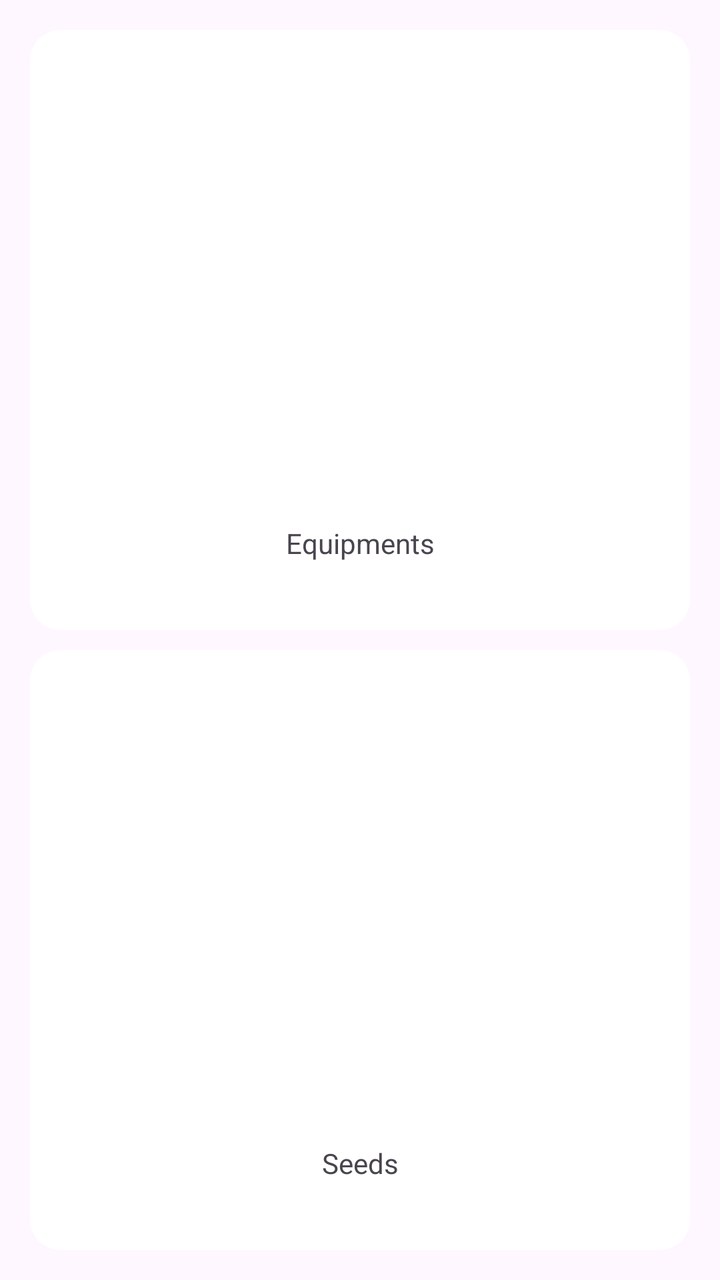
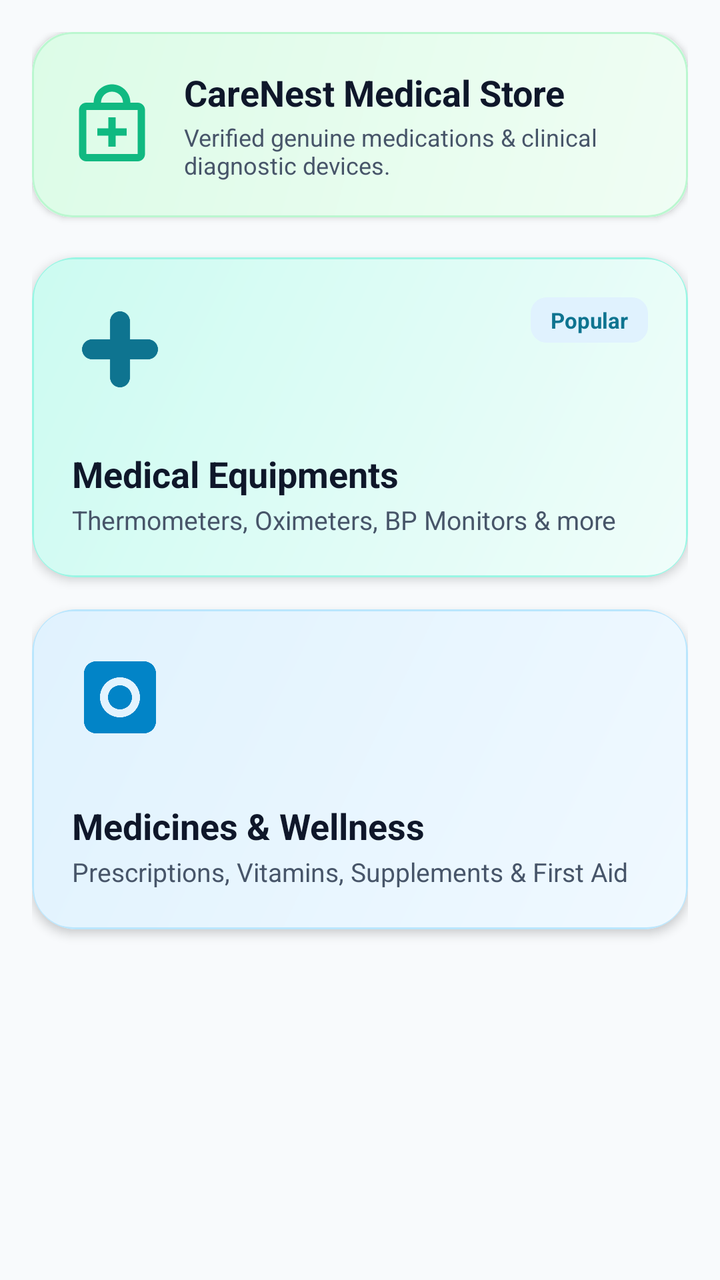

Compare the two renders of this Android layout. The source of the first and the diff that turns it into the second are given below.
<!-- AndroidManifest.xml: application theme Theme.CARENEST -->
<!-- res/layout/fragment_medican__shop.xml -->
<?xml version="1.0" encoding="utf-8"?>
<layout xmlns:app="http://schemas.android.com/apk/res-auto">
<FrameLayout xmlns:android="http://schemas.android.com/apk/res/android"
    xmlns:tools="http://schemas.android.com/tools"
    android:layout_width="match_parent"
    android:layout_height="match_parent"
    tools:context=".Medican_Market.Medican_Shop">

    <GridLayout
        android:layout_width="match_parent"
        android:layout_height="match_parent"
        android:layout_margin="10dp"
        android:columnCount="1"
        android:rowCount="3"
        app:layout_constraintBottom_toBottomOf="parent"
        app:layout_constraintEnd_toEndOf="parent"
        app:layout_constraintStart_toStartOf="parent"
        app:layout_constraintTop_toTopOf="parent">

        <androidx.cardview.widget.CardView
            android:layout_width="0dp"
            android:layout_height="0dp"
            android:layout_rowWeight="1"
            android:layout_columnWeight="1"
            android:layout_margin="5dp"
            app:cardCornerRadius="15dp"
            app:cardElevation="0dp">

            <RelativeLayout
                android:layout_width="match_parent"
                android:layout_height="match_parent"
                android:id="@+id/EquipmentMarket">

                <ImageView
                    android:layout_width="300dp"
                    android:layout_height="200dp"
                    android:layout_centerHorizontal="true"
                    android:layout_marginTop="20dp"
                    android:id="@+id/hi"
                     />

                <TextView
                    android:layout_width="match_parent"
                    android:layout_height="wrap_content"
                    android:layout_alignParentBottom="true"
                    android:layout_marginBottom="14dp"
                    android:text="Equipments"

                    android:paddingBottom="20dp"
                    android:textAlignment="center" />
            </RelativeLayout>
        </androidx.cardview.widget.CardView>
        <androidx.cardview.widget.CardView
            android:layout_width="0dp"
            android:layout_height="0dp"
            android:layout_rowWeight="1"
            android:layout_columnWeight="1"
            android:layout_margin="5dp"
            app:cardCornerRadius="15dp"
            app:cardElevation="0dp">

            <RelativeLayout
                android:layout_width="match_parent"
                android:layout_height="match_parent"
                android:id="@+id/Seeds_Farmer">

                <ImageView
                    android:layout_width="300dp"
                    android:layout_height="200dp"
                    android:layout_centerHorizontal="true"
                    android:layout_marginTop="20dp" />

                <TextView
                    android:layout_width="match_parent"
                    android:layout_height="wrap_content"
                    android:layout_alignParentBottom="true"
                    android:layout_marginBottom="14dp"
                    android:text="Seeds"

                    android:paddingBottom="20dp"
                    android:textAlignment="center" />
            </RelativeLayout>
        </androidx.cardview.widget.CardView>
    </GridLayout>

</FrameLayout>
</layout>
<!-- resources referenced by this layout -->
<resources>
  <style name="Base.Theme.CARENEST" parent="Theme.Material3.DayNight.NoActionBar">
          
          
      </style>
  <!-- unchanged entries left out for length: 1 -->
</resources>

<!-- the commit's change to res/layout/fragment_medican__shop.xml (unified diff, before → after) -->
@@ -1,87 +1,181 @@
 <?xml version="1.0" encoding="utf-8"?>
-<layout xmlns:app="http://schemas.android.com/apk/res-auto">
-<FrameLayout xmlns:android="http://schemas.android.com/apk/res/android"
-    xmlns:tools="http://schemas.android.com/tools"
-    android:layout_width="match_parent"
-    android:layout_height="match_parent"
-    tools:context=".Medican_Market.Medican_Shop">
+<layout xmlns:android="http://schemas.android.com/apk/res/android"
+    xmlns:app="http://schemas.android.com/apk/res-auto"
+    xmlns:tools="http://schemas.android.com/tools">
 
-    <GridLayout
+    <FrameLayout
         android:layout_width="match_parent"
         android:layout_height="match_parent"
-        android:layout_margin="10dp"
-        android:columnCount="1"
-        android:rowCount="3"
-        app:layout_constraintBottom_toBottomOf="parent"
-        app:layout_constraintEnd_toEndOf="parent"
-        app:layout_constraintStart_toStartOf="parent"
-        app:layout_constraintTop_toTopOf="parent">
+        android:background="@color/background"
+        tools:context=".Medican_Market.Medican_Shop">
 
-        <androidx.cardview.widget.CardView
-            android:layout_width="0dp"
-            android:layout_height="0dp"
-            android:layout_rowWeight="1"
-            android:layout_columnWeight="1"
-            android:layout_margin="5dp"
-            app:cardCornerRadius="15dp"
-            app:cardElevation="0dp">
+        <ScrollView
+            android:layout_width="match_parent"
+            android:layout_height="match_parent"
+            android:fillViewport="true"
+            android:padding="16dp">
 
-            <RelativeLayout
+            <LinearLayout
                 android:layout_width="match_parent"
-                android:layout_height="match_parent"
-                android:id="@+id/EquipmentMarket">
+                android:layout_height="wrap_content"
+                android:orientation="vertical">
 
-                <ImageView
-                    android:layout_width="300dp"
-                    android:layout_height="200dp"
-                    android:layout_centerHorizontal="true"
-                    android:layout_marginTop="20dp"
-                    android:id="@+id/hi"
-                     />
-
-                <TextView
+                
+                <androidx.cardview.widget.CardView
                     android:layout_width="match_parent"
                     android:layout_height="wrap_content"
-                    android:layout_alignParentBottom="true"
-                    android:layout_marginBottom="14dp"
-                    android:text="Equipments"
+                    android:layout_marginBottom="20dp"
+                    app:cardCornerRadius="20dp"
+                    app:cardElevation="2dp"
+                    app:cardBackgroundColor="@color/surface">
 
-                    android:paddingBottom="20dp"
-                    android:textAlignment="center" />
-            </RelativeLayout>
-        </androidx.cardview.widget.CardView>
-        <androidx.cardview.widget.CardView
-            android:layout_width="0dp"
-            android:layout_height="0dp"
-            android:layout_rowWeight="1"
-            android:layout_columnWeight="1"
-            android:layout_margin="5dp"
-            app:cardCornerRadius="15dp"
-            app:cardElevation="0dp">
+                    <LinearLayout
+                        android:layout_width="match_parent"
+                        android:layout_height="wrap_content"
+                        android:background="@drawable/bg_card_gradient_emerald"
+                        android:padding="18dp"
+                        android:orientation="horizontal"
+                        android:gravity="center_vertical">
 
-            <RelativeLayout
-                android:layout_width="match_parent"
-                android:layout_height="match_parent"
-                android:id="@+id/Seeds_Farmer">
+                        <ImageView
+                            android:layout_width="44dp"
+                            android:layout_height="44dp"
+                            android:src="@drawable/ic_pharmacy_shop"
+                            app:tint="@color/accent_emerald" />
 
-                <ImageView
-                    android:layout_width="300dp"
-                    android:layout_height="200dp"
-                    android:layout_centerHorizontal="true"
-                    android:layout_marginTop="20dp" />
+                        <LinearLayout
+                            android:layout_width="match_parent"
+                            android:layout_height="wrap_content"
+                            android:layout_marginStart="14dp"
+                            android:orientation="vertical">
 
-                <TextView
+                            <TextView
+                                android:layout_width="wrap_content"
+                                android:layout_height="wrap_content"
+                                android:text="CareNest Medical Store"
+                                android:textColor="@color/text_primary"
+                                android:textSize="18sp"
+                                android:textStyle="bold" />
+
+                            <TextView
+                                android:layout_width="wrap_content"
+                                android:layout_height="wrap_content"
+                                android:layout_marginTop="2dp"
+                                android:text="Verified genuine medications &amp; clinical diagnostic devices."
+                                android:textColor="@color/text_secondary"
+                                android:textSize="12sp" />
+                        </LinearLayout>
+                    </LinearLayout>
+                </androidx.cardview.widget.CardView>
+
+                
+                <androidx.cardview.widget.CardView
                     android:layout_width="match_parent"
-                    android:layout_height="wrap_content"
-                    android:layout_alignParentBottom="true"
-                    android:layout_marginBottom="14dp"
-                    android:text="Seeds"
+                    android:layout_height="160dp"
+                    android:layout_marginBottom="16dp"
+                    app:cardCornerRadius="22dp"
+                    app:cardElevation="3dp">
 
-                    android:paddingBottom="20dp"
-                    android:textAlignment="center" />
-            </RelativeLayout>
-        </androidx.cardview.widget.CardView>
-    </GridLayout>
+                    <RelativeLayout
+                        android:id="@+id/EquipmentMarket"
+                        android:layout_width="match_parent"
+                        android:layout_height="match_parent"
+                        android:background="@drawable/bg_card_gradient_teal"
+                        android:padding="20dp"
+                        android:foreground="?attr/selectableItemBackground">
 
-</FrameLayout>
+                        <ImageView
+                            android:id="@+id/hi"
+                            android:layout_width="48dp"
+                            android:layout_height="48dp"
+                            android:src="@drawable/ic_medical_cross"
+                            app:tint="@color/primary" />
+
+                        <TextView
+                            android:layout_width="wrap_content"
+                            android:layout_height="wrap_content"
+                            android:layout_alignParentEnd="true"
+                            android:background="@drawable/bg_badge_teal"
+                            android:paddingHorizontal="10dp"
+                            android:paddingVertical="4dp"
+                            android:text="Popular"
+                            android:textColor="@color/primary"
+                            android:textSize="11sp"
+                            android:textStyle="bold" />
+
+                        <LinearLayout
+                            android:layout_width="match_parent"
+                            android:layout_height="wrap_content"
+                            android:layout_alignParentBottom="true"
+                            android:orientation="vertical">
+
+                            <TextView
+                                android:layout_width="wrap_content"
+                                android:layout_height="wrap_content"
+                                android:text="Medical Equipments"
+                                android:textColor="@color/text_primary"
+                                android:textSize="18sp"
+                                android:textStyle="bold" />
+
+                            <TextView
+                                android:layout_width="wrap_content"
+                                android:layout_height="wrap_content"
+                                android:layout_marginTop="2dp"
+                                android:text="Thermometers, Oximeters, BP Monitors &amp; more"
+                                android:textColor="@color/text_secondary"
+                                android:textSize="13sp" />
+                        </LinearLayout>
+                    </RelativeLayout>
+                </androidx.cardview.widget.CardView>
+
+                
+                <androidx.cardview.widget.CardView
+                    android:layout_width="match_parent"
+                    android:layout_height="160dp"
+                    android:layout_marginBottom="16dp"
+                    app:cardCornerRadius="22dp"
+                    app:cardElevation="3dp">
+
+                    <RelativeLayout
+                        android:id="@+id/Seeds_Farmer"
+                        android:layout_width="match_parent"
+                        android:layout_height="match_parent"
+                        android:background="@drawable/bg_card_gradient_blue"
+                        android:padding="20dp"
+                        android:foreground="?attr/selectableItemBackground">
+
+                        <ImageView
+                            android:layout_width="48dp"
+                            android:layout_height="48dp"
+                            android:src="@drawable/ic_pill_reminder"
+                            app:tint="@color/secondary" />
+
+                        <LinearLayout
+                            android:layout_width="match_parent"
+                            android:layout_height="wrap_content"
+                            android:layout_alignParentBottom="true"
+                            android:orientation="vertical">
+
+                            <TextView
+                                android:layout_width="wrap_content"
+                                android:layout_height="wrap_content"
+                                android:text="Medicines &amp; Wellness"
+                                android:textColor="@color/text_primary"
+                                android:textSize="18sp"
+                                android:textStyle="bold" />
+
+                            <TextView
+                                android:layout_width="wrap_content"
+                                android:layout_height="wrap_content"
+                                android:layout_marginTop="2dp"
+                                android:text="Prescriptions, Vitamins, Supplements &amp; First Aid"
+                                android:textColor="@color/text_secondary"
+                                android:textSize="13sp" />
+                        </LinearLayout>
+                    </RelativeLayout>
+                </androidx.cardview.widget.CardView>
+
+            </LinearLayout>
+        </ScrollView>
+    </FrameLayout>
 </layout>
<!-- resource entries referenced after the edit -->
@@ -1,9 +1,120 @@
 <!-- resources referenced by this layout -->
 <resources>
+  <color name="accent_emerald">#10B981</color>
+  <color name="background">#F8FAFC</color>
+  <color name="primary">#0E7490</color>
+  <color name="secondary">#0284C7</color>
+  <color name="surface">#FFFFFF</color>
+  <color name="text_primary">#0F172A</color>
+  <color name="text_secondary">#475569</color>
+  <!-- drawable bg_badge_teal (drawable) -->
+  <?xml version="1.0" encoding="utf-8"?>
+  <shape xmlns:android="http://schemas.android.com/apk/res/android">
+      <solid android:color="@color/primary_container"/>
+      <corners android:radius="8dp"/>
+  </shape>
+  <!-- drawable bg_card_gradient_blue (drawable) -->
+  <?xml version="1.0" encoding="utf-8"?>
+  <shape xmlns:android="http://schemas.android.com/apk/res/android">
+      <gradient
+          android:angle="135"
+          android:startColor="#F0F9FF"
+          android:endColor="#E0F2FE"
+          android:type="linear"/>
+      <corners android:radius="20dp"/>
+      <stroke
+          android:width="1dp"
+          android:color="#BAE6FD"/>
+  </shape>
+  <!-- drawable bg_card_gradient_emerald (drawable) -->
+  <?xml version="1.0" encoding="utf-8"?>
+  <shape xmlns:android="http://schemas.android.com/apk/res/android">
+      <gradient
+          android:angle="135"
+          android:startColor="#F0FDF4"
+          android:endColor="#DCFCE7"
+          android:type="linear"/>
+      <corners android:radius="20dp"/>
+      <stroke
+          android:width="1dp"
+          android:color="#BBF7D0"/>
+  </shape>
+  <!-- drawable bg_card_gradient_teal (drawable) -->
+  <?xml version="1.0" encoding="utf-8"?>
+  <shape xmlns:android="http://schemas.android.com/apk/res/android">
+      <gradient
+          android:angle="135"
+          android:startColor="#F0FDFA"
+          android:endColor="#CCFBF1"
+          android:type="linear"/>
+      <corners android:radius="20dp"/>
+      <stroke
+          android:width="1dp"
+          android:color="#99F6E4"/>
+  </shape>
+  <!-- drawable ic_medical_cross (drawable) -->
+  <vector xmlns:android="http://schemas.android.com/apk/res/android"
+      android:width="24dp"
+      android:height="24dp"
+      android:viewportWidth="24"
+      android:viewportHeight="24">
+      <path
+          android:fillColor="@color/primary"
+          android:pathData="M19,10.5h-4.5V6a2.5,2.5 0,0 0,-5 0v4.5H5a2.5,2.5 0,0 0,0 5h4.5V20a2.5,2.5 0,0 0,5 0v-4.5H19a2.5,2.5 0,0 0,0 -5z"/>
+  </vector>
+  <!-- drawable ic_pharmacy_shop (drawable) -->
+  <vector xmlns:android="http://schemas.android.com/apk/res/android"
+      android:width="24dp"
+      android:height="24dp"
+      android:viewportWidth="24"
+      android:viewportHeight="24">
+      <path
+          android:fillColor="@color/accent_emerald"
+          android:pathData="M19,6h-2c0,-2.76 -2.24,-5 -5,-5S7,3.24 7,6H5C3.9,6 3,6.9 3,8v12c0,1.1 0.9,2 2,2h14c1.1,0 2,-0.9 2,-2V8C21,6.9 20.1,6 19,6zM12,3c1.66,0 3,1.34 3,3H9C9,4.34 10.34,3 12,3zM19,20H5V8h14V20zM13,10h-2v3H8v2h3v3h2v-3h3v-2h-3V10z"/>
+  </vector>
+  <!-- drawable ic_pill_reminder (drawable) -->
+  <vector xmlns:android="http://schemas.android.com/apk/res/android"
+      android:width="24dp"
+      android:height="24dp"
+      android:viewportWidth="24"
+      android:viewportHeight="24">
+      <path
+          android:fillColor="@color/accent_purple"
+          android:pathData="M6,3h12c1.66,0 3,1.34 3,3v12c0,1.66 -1.34,3 -3,3H6c-1.66,0 -3,-1.34 -3,-3V6c0,-1.66 1.34,-3 3,-3zM12,7c-2.76,0 -5,2.24 -5,5s2.24,5 5,5 5,-2.24 5,-5 -2.24,-5 -5,-5zM12,9c1.66,0 3,1.34 3,3s-1.34,3 -3,3 -3,-1.34 -3,-3 1.34,-3 3,-3z"/>
+  </vector>
+  <color name="primary_container">#E0F2FE</color>
+  <color name="accent_purple">#8B5CF6</color>
   <style name="Base.Theme.CARENEST" parent="Theme.Material3.DayNight.NoActionBar">
           
+          <item name="colorPrimary">@color/primary</item>
+          <item name="colorOnPrimary">@color/white</item>
+          <item name="colorPrimaryContainer">@color/primary_container</item>
+          <item name="colorOnPrimaryContainer">@color/on_primary_container</item>
+  
+          <item name="colorSecondary">@color/secondary</item>
+          <item name="colorOnSecondary">@color/white</item>
+          <item name="colorSecondaryContainer">@color/secondary_container</item>
+          <item name="colorOnSecondaryContainer">@color/on_secondary_container</item>
+  
+          <item name="android:colorBackground">@color/background</item>
+          <item name="colorSurface">@color/surface</item>
+          <item name="colorOnSurface">@color/text_primary</item>
+          <item name="colorSurfaceVariant">@color/surface_variant</item>
+          <item name="colorOnSurfaceVariant">@color/text_secondary</item>
+  
+          <item name="colorOutline">@color/divider</item>
+  
           
+          <item name="android:statusBarColor">@color/surface</item>
+          <item name="android:windowLightStatusBar">true</item>
+          <item name="android:navigationBarColor">@color/surface</item>
       </style>
+  <color name="white">#FFFFFF</color>
+  <color name="on_primary_container">#0C4A6E</color>
+  <color name="secondary_container">#BAE6FD</color>
+  <color name="on_secondary_container">#0369A1</color>
+  <color name="surface_variant">#F1F5F9</color>
+  <color name="divider">#E2E8F0</color>
   <!-- unchanged entries left out for length: 1 -->
 </resources>
 
